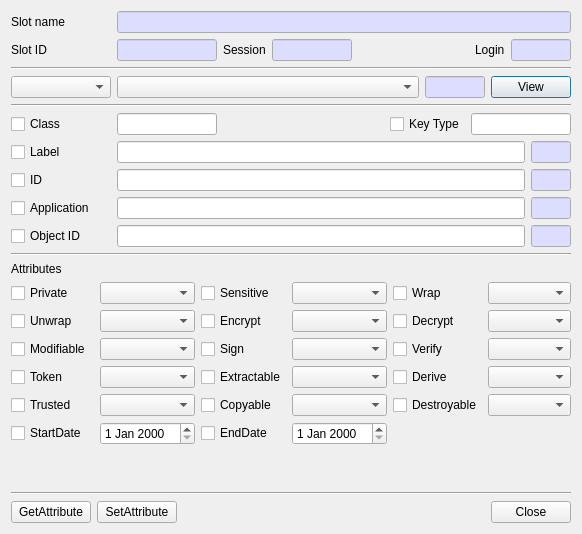
jykim74/CryptokiMan, file CryptokiMan/edit_attribute_list_dlg.ui: the form before one commit.
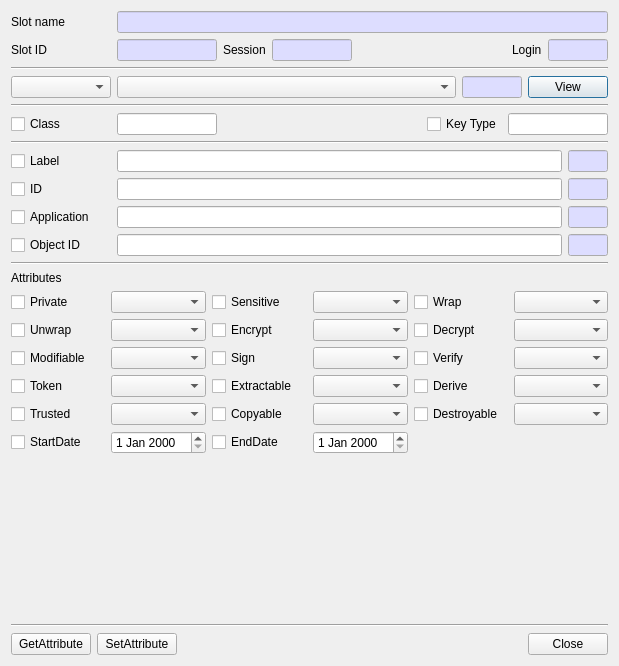
The form after the commit.

```diff
--- a/CryptokiMan/edit_attribute_list_dlg.ui
+++ b/CryptokiMan/edit_attribute_list_dlg.ui
@@ -6,8 +6,8 @@
    <rect>
     <x>0</x>
     <y>0</y>
-    <width>582</width>
-    <height>534</height>
+    <width>619</width>
+    <height>666</height>
    </rect>
   </property>
   <property name="windowTitle">
@@ -410,6 +410,13 @@
      </item>
     </layout>
    </item>
+   <item>
+    <widget class="Line" name="line_5">
+     <property name="orientation">
+      <enum>Qt::Horizontal</enum>
+     </property>
+    </widget>
+   </item>
    <item>
     <layout class="QGridLayout" name="gridLayout_4">
      <item row="0" column="0">
```
